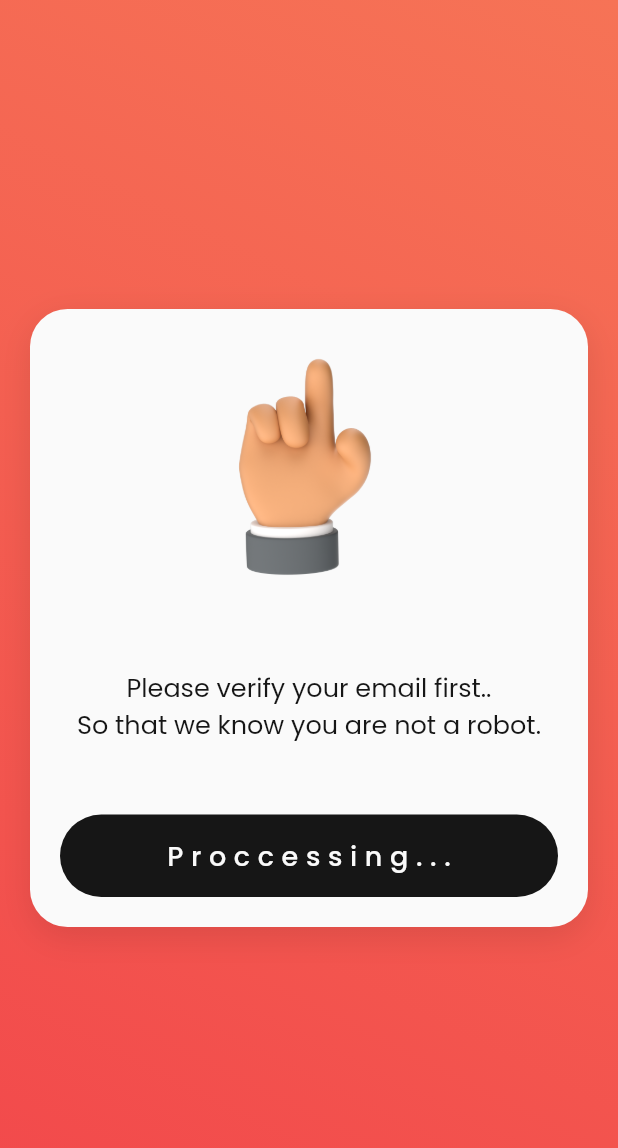
After one commit to suggestied/MuffesApp, a Flutter app: the Verify screen opened directly, after a tap on "CONTINUE", on a phone screen of 412 x 824 dp. The commit adds this screen. Shown: the top 1148 px of the screen. Run offline on Flutter 3.47's test engine with Material 2 defaults, Android fonts, the phone set to English and light mode, and no system bars; our stand-ins replace cached_network_image, carousel_slider, dio, flutter_feather_icons, google_fonts, gradient_widgets and 1 more; missing offline and left inert: dio_http_cache; accounts and stored records are empty.

Commit message:
Added verify & cache get data

```diff
--- a/lib/main.dart
+++ b/lib/main.dart
@@ -3,7 +3,7 @@ import 'package:muffesapp/utils/colors.dart';
 import 'package:flutter/material.dart';
 import 'package:google_fonts/google_fonts.dart';
 import 'package:flutter/services.dart';
-import 'package:camera/camera.dart';
+import 'package:dio_http_cache/dio_http_cache.dart';
 
 void main() {
   runApp(MuffesApp());
--- /dev/null
+++ b/lib/screens/verify/verify.dart
@@ -0,0 +1,103 @@
+import 'dart:convert';
+
+import 'package:flutter/material.dart';
+import 'package:muffesapp/screens/feed/feed.dart';
+import 'package:muffesapp/utils/api.dart';
+import 'package:muffesapp/utils/colors.dart';
+
+class Verify extends StatefulWidget {
+  Verify({Key key}) : super(key: key);
+
+  @override
+  _VerifyState createState() => _VerifyState();
+}
+
+class _VerifyState extends State<Verify> {
+  bool _isLoading = false;
+
+  @override
+  Widget build(BuildContext context) {
+    return Container(
+      decoration: BoxDecoration(
+        gradient: customStyle().orangeRedGradientNotShaders,
+      ),
+      child: Scaffold(
+          body: Column(
+        crossAxisAlignment: CrossAxisAlignment.center,
+        mainAxisAlignment: MainAxisAlignment.center,
+        children: [
+          Container(
+            height: MediaQuery.of(context).size.height / 2,
+            margin: EdgeInsets.symmetric(horizontal: 20),
+            padding: EdgeInsets.all(20),
+            width: double.infinity,
+            decoration: BoxDecoration(
+              color: customStyle().lightColor,
+              borderRadius: BorderRadius.circular(25),
+              boxShadow: [
+                BoxShadow(
+                    color: Color.fromRGBO(0, 0, 0, 0.10000000149011612),
+                    offset: Offset(0, 7),
+                    blurRadius: 19)
+              ],
+            ),
+            child: Column(
+              mainAxisAlignment: MainAxisAlignment.spaceBetween,
+              children: [
+                RotatedBox(
+                  quarterTurns: 0,
+                  child: Center(
+                    child: Image(
+                        height: MediaQuery.of(context).size.height / 4.8,
+                        image: AssetImage(
+                            'assets/hands/Poking_2_R-Angle_A5_0002.png')),
+                  ),
+                ),
+                Text(
+                  "Please verify your email first..\nSo that we know you are not a robot.",
+                  textAlign: TextAlign.center,
+                  style: TextStyle(
+                    color: customStyle().darkGrayColor,
+                    fontSize: 17,
+                  ),
+                ),
+                ButtonTheme(
+                  minWidth: double.infinity,
+                  height: 55,
+                  child: FlatButton(
+                      shape: RoundedRectangleBorder(
+                          borderRadius: BorderRadius.circular(2000)),
+                      child: Text(
+                        _isLoading ? 'Proccessing...' : 'CONTINUE',
+                        style: TextStyle(
+                            fontSize: 18,
+                            letterSpacing: 20 / (100 / 25.5),
+                            color: customStyle().lightColor),
+                      ),
+                      onPressed: () async {
+                        setState(() {
+                          _isLoading = true;
+                        });
+
+                        var res = await MuffesApi()
+                            .getData(true, '/user/checkverified');
+                        if (res.statusCode == 200) {
+                          Navigator.pushReplacement(
+                            context,
+                            MaterialPageRoute(builder: (context) => Feed()),
+                          );
+                        }
+                        setState(() {
+                          _isLoading = false;
+                        });
+                      },
+                      color: customStyle().darkGrayColor),
+                ),
+              ],
+            ),
+          )
+        ],
+      )),
+    );
+  }
+}
--- a/lib/screens/welcome/welcome.dart
+++ b/lib/screens/welcome/welcome.dart
@@ -29,7 +29,7 @@ class WelcomePage extends StatelessWidget {
               child: Column(
                 children: [
                   Text(
-                    "Muffes",
+                    "Welcome.",
                     style: TextStyle(
                       fontSize: 40,
                       fontWeight: FontWeight.bold,
@@ -37,7 +37,7 @@ class WelcomePage extends StatelessWidget {
                     ),
                   ),
                   Text(
-                    "Ja idk wth ik hier ga neerzetten maarja dat komt nog wel.",
+                    "Welcome to Muffes,\nplease register an account or login to your existing account..",
                     textAlign: TextAlign.center,
                     style: TextStyle(
                       fontSize: 18,
--- a/lib/utils/colors.dart
+++ b/lib/utils/colors.dart
@@ -15,8 +15,8 @@ class customStyle {
 
   final orangeRedGradientNotShaders = LinearGradient(
       colors: [Color.fromRGBO(242, 72, 75, 1), Color.fromRGBO(246, 115, 86, 1)],
-      begin: Alignment.centerLeft,
-      end: Alignment.centerRight);
+      begin: Alignment.bottomLeft,
+      end: Alignment.topRight);
 
   Map<int, Color> primaryColorMaterial = {
     50: Color.fromRGBO(246, 115, 86, .1),
```
Also changed, not shown: lib/screens/app.dart (+33 -1 lines), lib/screens/post/newPost.dart (+10 -14 lines), lib/screens/profile/profile.dart (+36 -31 lines), lib/utils/api.dart (+10 -3 lines), pubspec.yaml (+1 -6 lines), assets/hands/Poking_2_R-Angle_A5_0002.png (added), pubspec.lock.
